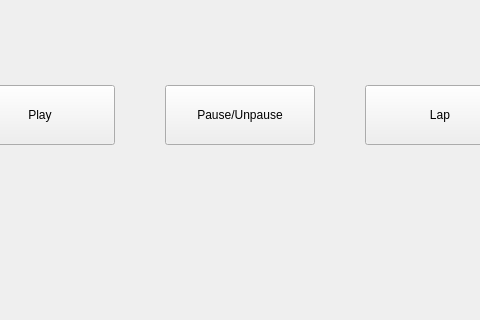
Qt form C++/Projects/Clock/QtGUI/ClockGUI/mainwindow.ui (MikitaVitkouski/BSU) before a commit; both pictures show x 335 to 815 and y 395 to 715 of the 1322 by 801 pixel window.
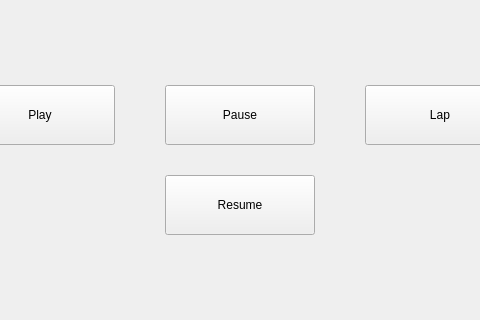
The same form after that commit. The open tabs and pages were chosen to show the change.

Commit message: Add btnResumeStopwatch and slot MainWindow::on_btnResumeStopwatchClicked(), implement it, fix pause button, fix adding laps when stopwatch is off (not it adds nothing), but doubled output after MainWindow::on_btnAddLap_clicked() was not fixed

Patch:
```diff
--- a/C++/Projects/Clock/QtGUI/ClockGUI/mainwindow.ui
+++ b/C++/Projects/Clock/QtGUI/ClockGUI/mainwindow.ui
@@ -130,7 +130,7 @@
        </rect>
       </property>
       <property name="text">
-       <string>Pause/Unpause</string>
+       <string>Pause</string>
       </property>
      </widget>
      <widget class="QPushButton" name="btnResetStopwatch">
@@ -190,6 +190,19 @@
        </rect>
       </property>
      </widget>
+     <widget class="QPushButton" name="btnResumeStopwatch">
+      <property name="geometry">
+       <rect>
+        <x>350</x>
+        <y>390</y>
+        <width>150</width>
+        <height>60</height>
+       </rect>
+      </property>
+      <property name="text">
+       <string>Resume</string>
+      </property>
+     </widget>
     </widget>
     <widget class="QWidget" name="pageClock">
      <widget class="QLabel" name="labelTime">
```
The commit also changes 3 other files.
